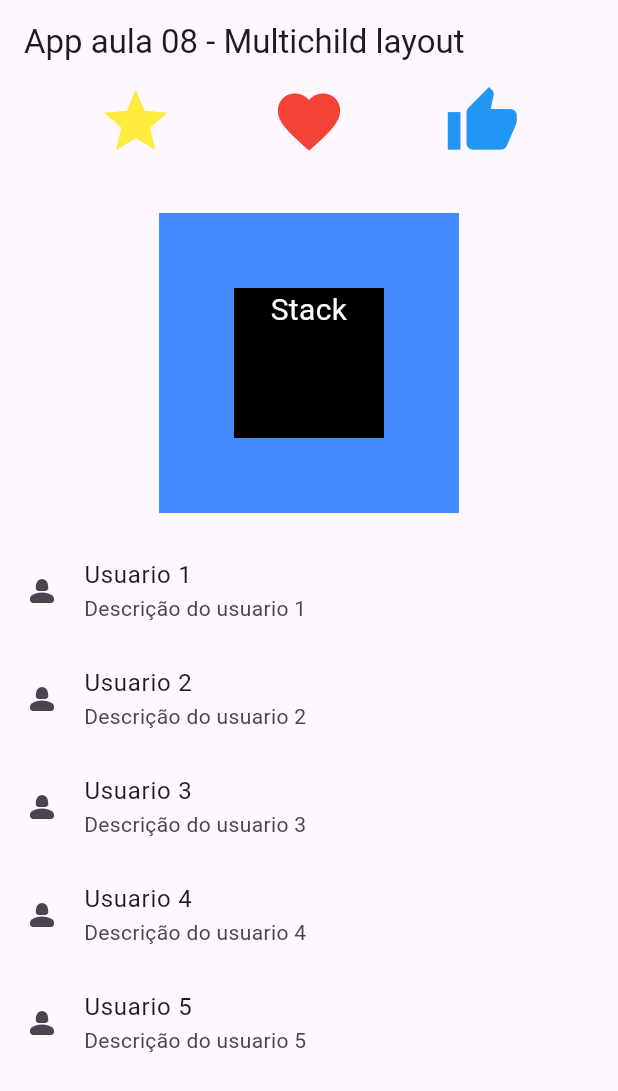
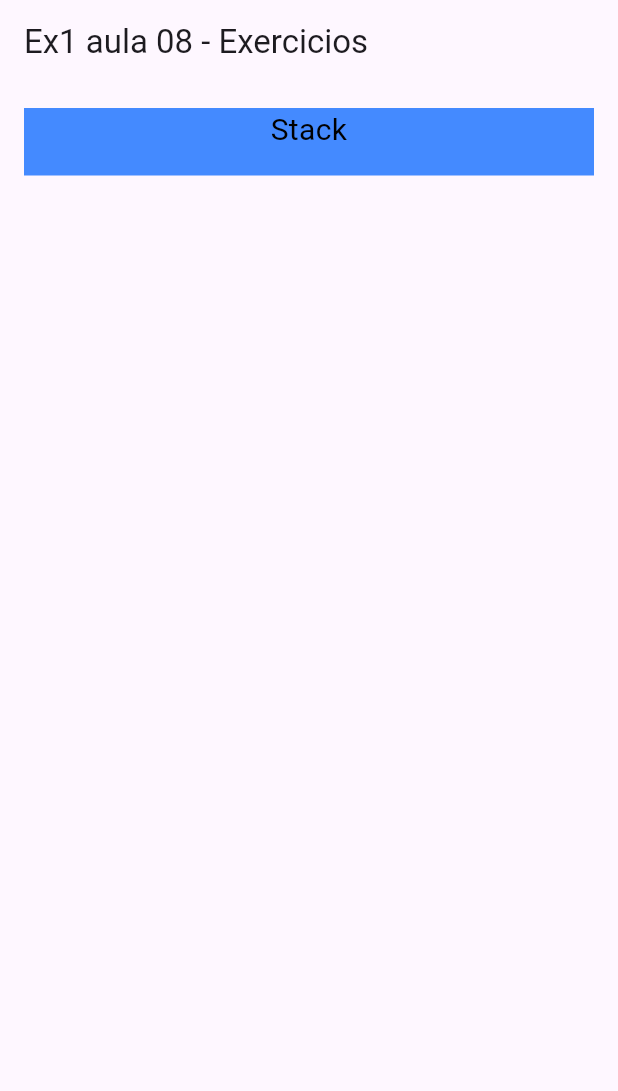
Before and after one commit to kaualayon/Desenvolvimento_Mobile, a Flutter app: the screen it shows after launch, on a phone screen of 412 x 824 dp. Shown: the top 1091 px of the screen. Run offline on Flutter 3.47's test engine with Material 3 defaults, Android fonts, the phone set to English and light mode, and no system bars.

Commit message:
atualizado projeto 3

```diff
--- /dev/null
+++ b/aula08/app_aula08_3_ta/analysis_options.yaml
@@ -0,0 +1,28 @@
+# This file configures the analyzer, which statically analyzes Dart code to
+# check for errors, warnings, and lints.
+#
+# The issues identified by the analyzer are surfaced in the UI of Dart-enabled
+# IDEs (https://dart.dev/tools#ides-and-editors). The analyzer can also be
+# invoked from the command line by running `flutter analyze`.
+
+# The following line activates a set of recommended lints for Flutter apps,
+# packages, and plugins designed to encourage good coding practices.
+include: package:flutter_lints/flutter.yaml
+
+linter:
+  # The lint rules applied to this project can be customized in the
+  # section below to disable rules from the `package:flutter_lints/flutter.yaml`
+  # included above or to enable additional rules. A list of all available lints
+  # and their documentation is published at https://dart.dev/lints.
+  #
+  # Instead of disabling a lint rule for the entire project in the
+  # section below, it can also be suppressed for a single line of code
+  # or a specific dart file by using the `// ignore: name_of_lint` and
+  # `// ignore_for_file: name_of_lint` syntax on the line or in the file
+  # producing the lint.
+  rules:
+    # avoid_print: false  # Uncomment to disable the `avoid_print` rule
+    # prefer_single_quotes: true  # Uncomment to enable the `prefer_single_quotes` rule
+
+# Additional information about this file can be found at
+# https://dart.dev/guides/language/analysis-options
--- /dev/null
+++ b/aula08/app_aula08_3_ta/lib/main.dart
@@ -0,0 +1,25 @@
+// biblioteca sempre necessaria para criar os Widgets para o Android
+import 'package:flutter/material.dart';
+
+// funçao principal do codigo do aplicativo
+void main() {
+  runApp(TelaApp()
+  );
+}
+// cria uma classe do tipo Stateless
+class TelaApp extends StatelessWidget {
+  const TelaApp({super.key});
+
+  @override
+  Widget build(BuildContext context) {
+    return MaterialApp(
+      home: Scaffold(
+        appBar: AppBar(
+          title: Text("App aula 08"),
+          backgroundColor: Colors.red,
+        ),
+        body: ,
+      ),
+    );
+  }
+}
--- a/aula08/app_aula08_ex1/lib/main.dart
+++ b/aula08/app_aula08_ex1/lib/main.dart
@@ -14,77 +14,34 @@ class TelaApp extends StatelessWidget {
   Widget build(BuildContext context) {
     return Scaffold(
       appBar: AppBar(
-        title: Text("App aula 08 - Multichild layout"),
+        title: Text("Ex1 aula 08 - Exercicios"),
       ),
       body: Column(
         mainAxisAlignment: MainAxisAlignment.start,
         children: [
           Row(
             mainAxisAlignment: MainAxisAlignment.spaceEvenly,
-            children: [
-              Icon(Icons.star,color: Colors.yellow,size: 50,),
-              Icon(Icons.favorite,color: Colors.red,size: 50,),
-              Icon(Icons.thumb_up,color: Colors.blue,size: 50,),
-            ],
+
           ),
-          // Sizebox adiciona espaçamento para separar os elementos
-          SizedBox(
-            height: 20,
-          ),
+
           Padding(
             padding: const EdgeInsets.all(16.0),
             child: Stack(
               alignment: Alignment.center,
               children: [
                 Container(
-                  width: 200,
-                  height: 200,
+                  width: 800,
+                  height: 45,
                   color: Colors.blueAccent,
+                  child: Text("Stack",
+                  style: TextStyle(fontSize: 20,color: const Color.fromARGB(255, 0, 0, 0)),
+                  textAlign: TextAlign.center,),
                 ),
-                Container(
-                  width: 100,
-                  height: 100,
-                  color: Colors.black,
-                  child: Text("Stack",
-                  style: TextStyle(fontSize: 20,color: Colors.white),
-                  textAlign: TextAlign.center,),
 
-                )
               ],
             ),
           ),
-          SizedBox(
-            height: 350,
-            child: ListView(
-              children: [
-                ListTile(
-                  leading: Icon(Icons.person_2_rounded),
-                  title: Text("Usuario 1"),
-                  subtitle: Text("Descrição do usuario 1"),
-                ),
-                ListTile(leading: Icon(Icons.person_2_rounded),
-                title: Text("Usuario 2"),
-                subtitle: Text("Descrição do usuario 2"),
-                ),
-                  ListTile(leading: Icon(Icons.person_2_rounded),
-                title: Text("Usuario 3"),
-                subtitle: Text("Descrição do usuario 3"),
-                ),
-                  ListTile(leading: Icon(Icons.person_2_rounded),
-                title: Text("Usuario 4"),
-                subtitle: Text("Descrição do usuario 4"),
-                ),
-                ListTile(leading: Icon(Icons.person_2_rounded),
-                title: Text("Usuario 5"),
-                subtitle: Text("Descrição do usuario 5"),
-                ),
-                  ListTile(leading: Icon(Icons.person_2_rounded),
-                title: Text("Usuario 6"),
-                subtitle: Text("Descrição do usuario 6"),
-                ),
-              ],
-            ),
-          )
+
         ],
       ),
     );
```
Also changed, not shown: aula08/app_aula08_3_ta/pubspec.yaml (added, +89 -0 lines), aula08/app_aula08_3_ta/pubspec.lock (added), 22 other files.
